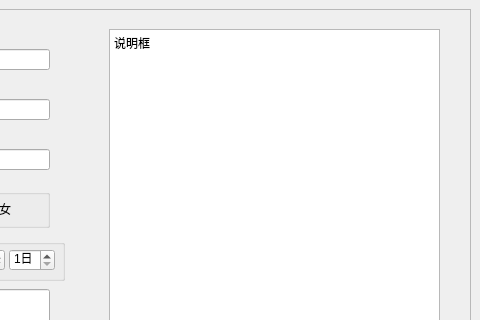
Westrel/simulationQQ, file ui/reg.ui: the form before one commit; both pictures show x 160 to 640 and y 0 to 320 of the 640 by 480 pixel window.
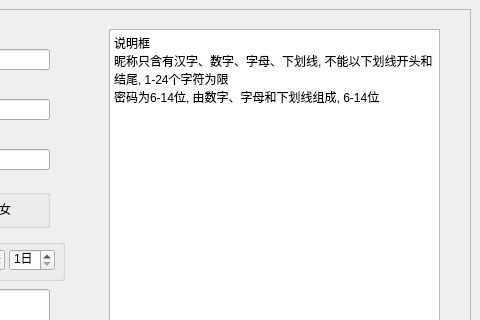
The form after the commit.

Patch:
```diff
--- a/ui/reg.ui
+++ b/ui/reg.ui
@@ -270,8 +270,7 @@
 &lt;html&gt;&lt;head&gt;&lt;meta name=&quot;qrichtext&quot; content=&quot;1&quot; /&gt;&lt;style type=&quot;text/css&quot;&gt;
 p, li { white-space: pre-wrap; }
 &lt;/style&gt;&lt;/head&gt;&lt;body style=&quot; font-family:'SimSun'; font-size:9pt; font-weight:400; font-style:normal;&quot;&gt;
-&lt;p style=&quot; margin-top:0px; margin-bottom:0px; margin-left:0px; margin-right:0px; -qt-block-indent:0; text-indent:0px;&quot;&gt;说明框&lt;/p&gt;
-&lt;p style=&quot;-qt-paragraph-type:empty; margin-top:0px; margin-bottom:0px; margin-left:0px; margin-right:0px; -qt-block-indent:0; text-indent:0px;&quot;&gt;&lt;br /&gt;&lt;/p&gt;&lt;/body&gt;&lt;/html&gt;</string>
+&lt;p style=&quot; margin-top:0px; margin-bottom:0px; margin-left:0px; margin-right:0px; -qt-block-indent:0; text-indent:0px;&quot;&gt;说明框&lt;br /&gt;昵称只含有汉字、数字、字母、下划线, 不能以下划线开头和结尾, 1-24个字符为限&lt;br /&gt;密码为6-14位, 由数字、字母和下划线组成, 6-14位&lt;br /&gt;&lt;/p&gt;&lt;/body&gt;&lt;/html&gt;</string>
        </property>
       </widget>
      </widget>
```
